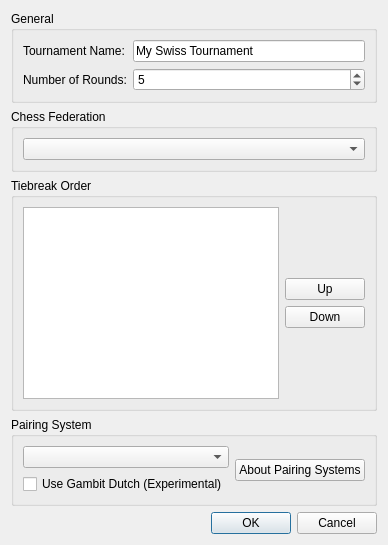
Qt form src/gambitpairing/ui/new_tournament_dialog.ui (gambit-devs/gambit-pairing) before a commit.
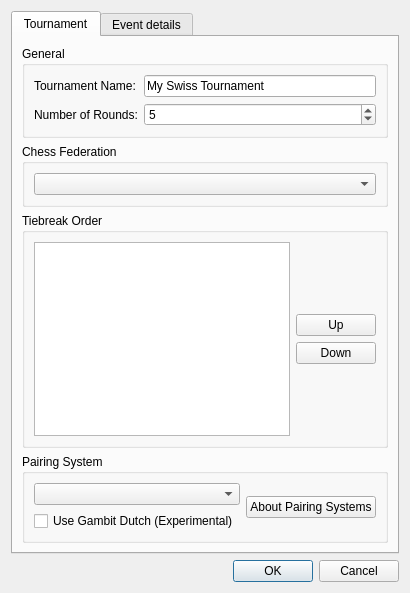
The same form after that commit.

Commit message:
Add event details and bulk player registration
Adds reusable event metadata to tournament configuration and dialogs, exports it in TRF files, and warns about incomplete FIDE data before export. Adds bulk registration of selected search results, immediate player-list downloads, status updates, and supporting persistence and UI tests.

Diff of the .ui file:
```diff
--- a/src/gambitpairing/ui/new_tournament_dialog.ui
+++ b/src/gambitpairing/ui/new_tournament_dialog.ui
@@ -7,6 +7,13 @@
   </property>
   <layout class="QVBoxLayout" name="main_layout">
    <item>
+    <widget class="QTabWidget" name="setup_tabs">
+     <widget class="QWidget" name="tournament_tab">
+      <attribute name="title">
+       <string>Tournament</string>
+      </attribute>
+      <layout class="QVBoxLayout" name="tournament_tab_layout">
+       <item>
     <widget class="QGroupBox" name="general_group">
      <property name="title">
       <string>General</string>
@@ -183,6 +190,16 @@
      </layout>
     </widget>
    </item>
+      </layout>
+     </widget>
+     <widget class="QWidget" name="event_tab">
+      <attribute name="title">
+       <string>Event details</string>
+      </attribute>
+      <layout class="QVBoxLayout" name="event_tab_layout" />
+     </widget>
+    </widget>
+   </item>
    <item>
     <widget class="QDialogButtonBox" name="buttons">
      <property name="sizePolicy">
```
Left out of the diff: 4 changed lines with no effect on the pictures. Lines whose indentation alone changed are shown as unchanged. The commit also changes 23 other files.
